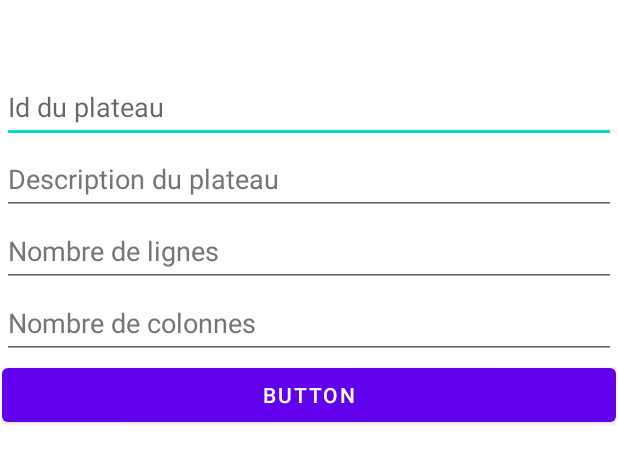
After one commit to Aelhya/sokoban_dawin_a_2022, an Android app: the layout activity_database.xml on its own in the app's theme, with its tools: preview values and no code run, on a phone screen of 412 x 824 dp. The commit adds this screen. Shown: the top 463 px of the screen. Run offline under Robolectric (Android 15) with nearby library versions, the phone set to English and light mode, and no system bars.

Commit message:
Début bdd

```diff
--- /dev/null
+++ b/projet/app/src/main/res/layout/activity_database.xml
@@ -0,0 +1,71 @@
+<?xml version="1.0" encoding="utf-8"?>
+<androidx.constraintlayout.widget.ConstraintLayout xmlns:android="http://schemas.android.com/apk/res/android"
+    xmlns:app="http://schemas.android.com/apk/res-auto"
+    xmlns:tools="http://schemas.android.com/tools"
+    android:layout_width="match_parent"
+    android:layout_height="match_parent">
+
+    <LinearLayout
+        android:layout_width="409dp"
+        android:layout_height="729dp"
+        android:layout_marginStart="1dp"
+        android:layout_marginTop="1dp"
+        android:layout_marginEnd="1dp"
+        android:layout_marginBottom="1dp"
+        android:orientation="vertical"
+        app:layout_constraintBottom_toBottomOf="parent"
+        app:layout_constraintEnd_toEndOf="parent"
+        app:layout_constraintStart_toStartOf="parent"
+        app:layout_constraintTop_toTopOf="parent">
+
+        <EditText
+            android:id="@+id/board_id"
+            android:layout_width="match_parent"
+            android:layout_height="wrap_content"
+            android:ems="10"
+            android:hint="@string/id_du_plateau"
+            android:inputType="textPersonName"
+            android:minHeight="48dp"
+            android:autofillHints="" />
+
+        <EditText
+            android:id="@+id/name"
+            android:layout_width="match_parent"
+            android:layout_height="wrap_content"
+            android:ems="10"
+            android:hint="@string/description_du_plateau"
+            android:inputType="textPersonName"
+            android:minHeight="48dp"
+            android:textColorHint="#757575"
+            android:autofillHints="" />
+
+        <EditText
+            android:id="@+id/rows"
+            android:layout_width="match_parent"
+            android:layout_height="wrap_content"
+            android:autofillHints=""
+            android:ems="10"
+            android:hint="@string/nombre_de_lignes"
+            android:inputType="textPersonName"
+            android:minHeight="48dp"
+            android:textColorHint="#757575" />
+
+        <EditText
+            android:id="@+id/columns"
+            android:layout_width="match_parent"
+            android:layout_height="wrap_content"
+            android:autofillHints=""
+            android:ems="10"
+            android:hint="@string/nombre_de_colonnes"
+            android:inputType="textPersonName"
+            android:minHeight="48dp"
+            android:textColorHint="#757575" />
+
+        <Button
+            android:id="@+id/button"
+            android:layout_width="match_parent"
+            android:layout_height="wrap_content"
+            android:text="@string/button" />
+
+    </LinearLayout>
+</androidx.constraintlayout.widget.ConstraintLayout>
--- a/projet/app/src/main/res/values/strings.xml
+++ b/projet/app/src/main/res/values/strings.xml
@@ -9,4 +9,9 @@
     <string name="back">Retour</string>
     <string name="reset">Reset</string>
     <string name="goHome">Retourner au menu</string>
+    <string name="nombre_de_lignes">Nombre de lignes</string>
+    <string name="nombre_de_colonnes">Nombre de colonnes</string>
+    <string name="id_du_plateau">Id du plateau</string>
+    <string name="description_du_plateau">Description du plateau</string>
+    <string name="button">Button</string>
 </resources>
```
Also changed, not shown: projet/app/src/main/java/com/example/sokoban/game/GameDatabase.java (added, +34 -0 lines), projet/app/src/main/java/com/example/sokoban/utils/db/Boards.java (added, +59 -0 lines), projet/app/src/main/java/com/example/sokoban/utils/db/HelperDatabase.java (added, +71 -0 lines).
